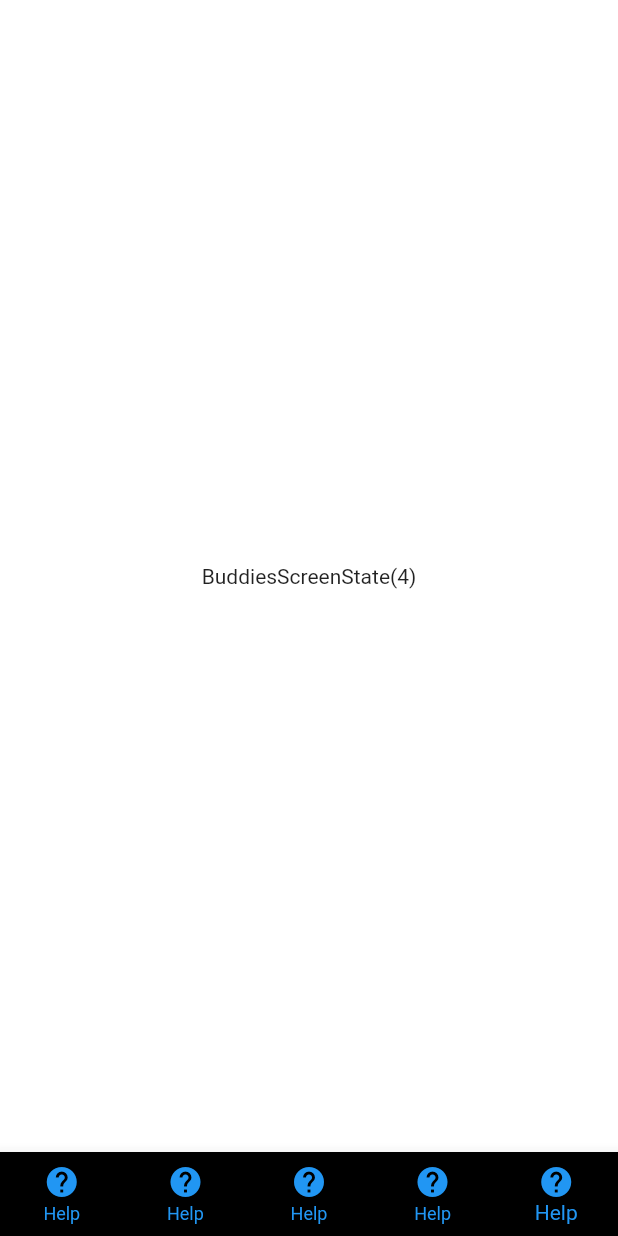
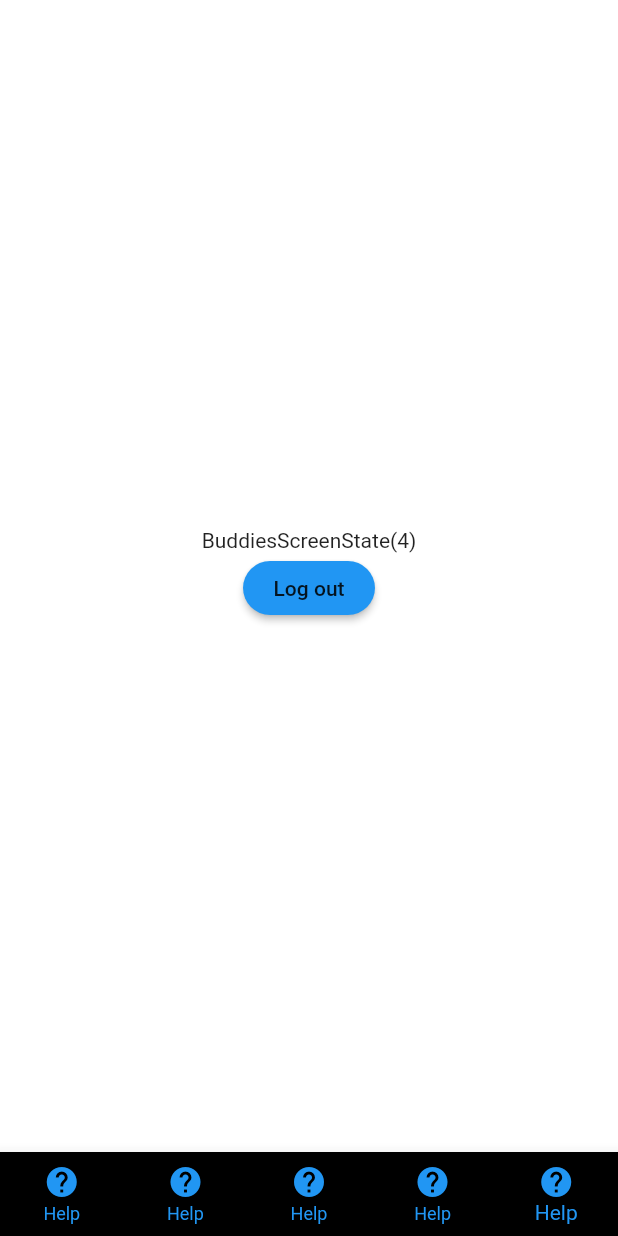
Before and after one commit to hrvojecukman/flutter_roadmap_app, a Flutter app: the screen it shows once a user with an empty profile is signed in, item 5 of the bottom bar chosen, on a phone screen of 412 x 824 dp. Run offline on Flutter 3.47's test engine with Material 2 defaults, Android fonts, the light colour scheme and no system bars; our stand-ins replace bloc, equatable, firebase_analytics, firebase_auth, firebase_core, flutter_bloc and 1 more; accounts and stored records are empty; Roboto replaces fonts that are missing (Montserrat).

Commit message:
Added log out button

```diff
--- a/lib/app.dart
+++ b/lib/app.dart
@@ -4,8 +4,8 @@ import 'package:flutter/foundation.dart';
 import 'package:flutter/material.dart';
 import 'package:flutter_bloc/flutter_bloc.dart';
 import 'package:login_template_firebase/cubits/auth_cubit.dart';
-import 'package:login_template_firebase/login_page.dart';
 import 'package:login_template_firebase/pages/base_scaffold/base_scaffold.dart';
+import 'package:login_template_firebase/pages/login/login_page.dart';
 
 import 'common/theme/theme.dart';
 import 'cubits/base_scaffold/base_scaffold_cubit.dart';
@@ -95,7 +95,9 @@ class _AppState extends State<MyApp> {
                 if (user != null) {
                   return const BaseScaffold();
                 }
-                return const LoginPage();
+                return const Scaffold(
+                  body: LoginPage(),
+                );
               },
             ),
           );
--- a/lib/pages/page_5/page_5.dart
+++ b/lib/pages/page_5/page_5.dart
@@ -1,4 +1,5 @@
 import 'package:flutter/material.dart';
+import 'package:login_template_firebase/repositories/auth_repository.dart';
 
 class Page5 extends StatelessWidget {
   final String title;
@@ -7,6 +8,18 @@ class Page5 extends StatelessWidget {
 
   @override
   Widget build(BuildContext context) {
-    return Text(title);
+    return Column(
+      mainAxisAlignment: MainAxisAlignment.center,
+      children: [
+        Text(title),
+        MaterialButton(
+          color: Colors.blue,
+          onPressed: () async {
+            await AuthRepository.signOut();
+          },
+          child: const Text("Log out"),
+        ),
+      ],
+    );
   }
 }
```
Also changed, not shown: lib/pages/login/login_page.dart (renamed from lib/login_page.dart).
